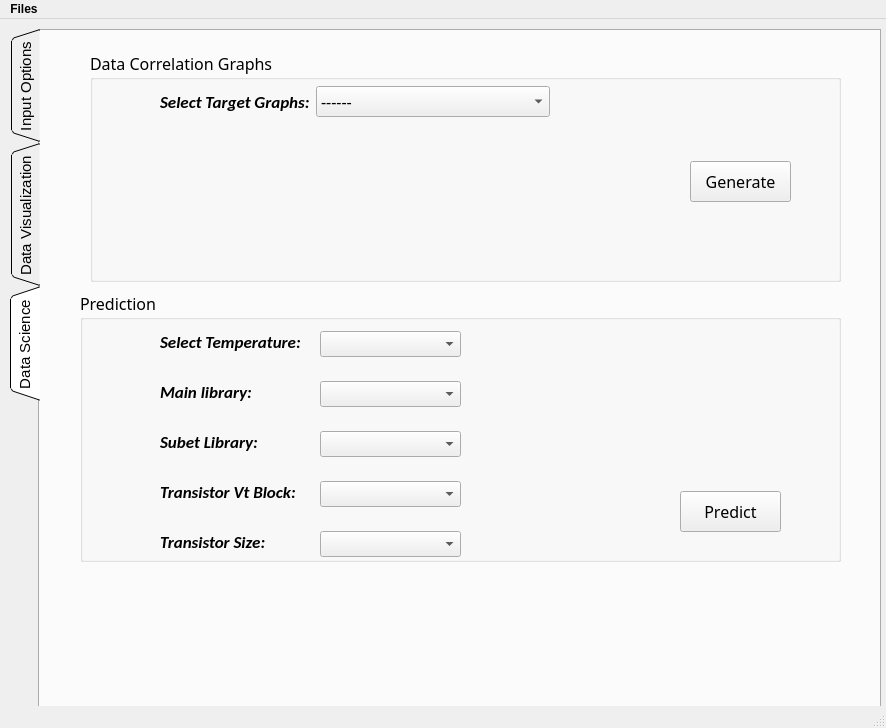
This is Visualization/gui/vis.ui in tanyuzhuo/arm as Qt 5 draws it before an edit. The edited form follows.
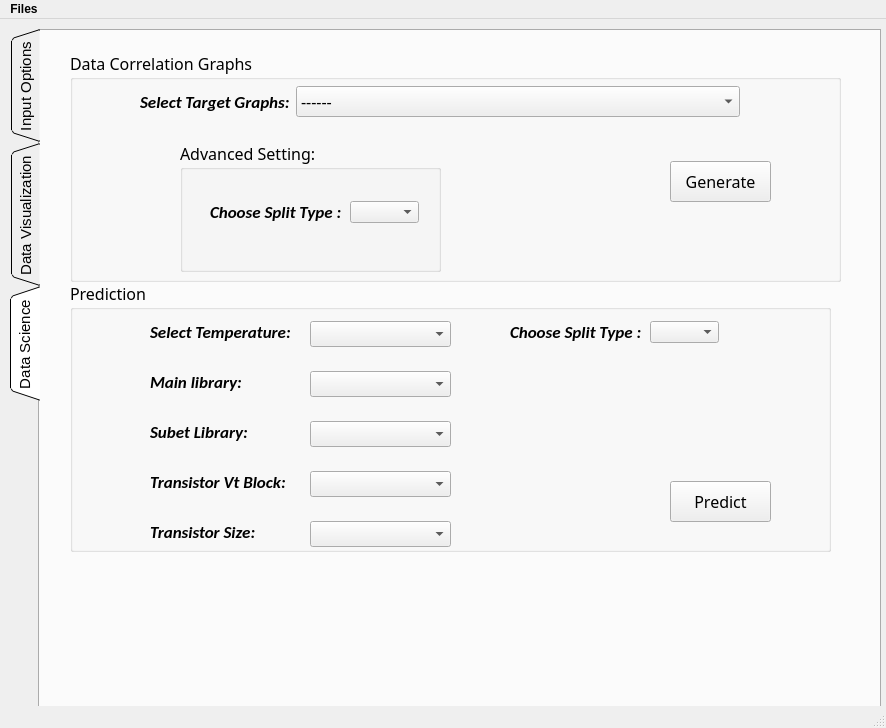
This is the edited form. The open tabs and pages were chosen to show the change. Icons and pictures are not drawn.

What changed in the file:
```diff
--- a/Visualization/gui/vis.ui
+++ b/Visualization/gui/vis.ui
@@ -1044,9 +1044,9 @@
      <widget class="QGroupBox" name="groupBox_Cor">
       <property name="geometry">
        <rect>
-        <x>50</x>
+        <x>30</x>
         <y>20</y>
-        <width>751</width>
+        <width>771</width>
         <height>231</height>
        </rect>
       </property>
@@ -1064,7 +1064,7 @@
         <rect>
          <x>70</x>
          <y>30</y>
-         <width>390</width>
+         <width>600</width>
          <height>41</height>
         </rect>
        </property>
@@ -1134,12 +1134,57 @@
         <string>Generate</string>
        </property>
       </widget>
+      <widget class="QGroupBox" name="groupBox_Sci">
+       <property name="geometry">
+        <rect>
+         <x>110</x>
+         <y>90</y>
+         <width>261</width>
+         <height>131</height>
+        </rect>
+       </property>
+       <property name="title">
+        <string>Advanced Setting:</string>
+       </property>
+       <widget class="QLabel" name="label_Lib_9">
+        <property name="geometry">
+         <rect>
+          <x>30</x>
+          <y>60</y>
+          <width>131</width>
+          <height>21</height>
+         </rect>
+        </property>
+        <property name="font">
+         <font>
+          <family>Calibri</family>
+          <pointsize>13</pointsize>
+          <weight>75</weight>
+          <italic>true</italic>
+          <bold>true</bold>
+         </font>
+        </property>
+        <property name="text">
+         <string>Choose Split Type :</string>
+        </property>
+       </widget>
+       <widget class="QComboBox" name="comboBox_SciSplit">
+        <property name="geometry">
+         <rect>
+          <x>170</x>
+          <y>60</y>
+          <width>69</width>
+          <height>22</height>
+         </rect>
+        </property>
+       </widget>
+      </widget>
      </widget>
      <widget class="QGroupBox" name="groupBox_7">
       <property name="geometry">
        <rect>
-        <x>40</x>
-        <y>260</y>
+        <x>30</x>
+        <y>250</y>
         <width>761</width>
         <height>271</height>
        </rect>
@@ -1331,14 +1376,46 @@
         <string>Predict</string>
        </property>
       </widget>
+      <widget class="QComboBox" name="comboBox_SP">
+       <property name="geometry">
+        <rect>
+         <x>580</x>
+         <y>40</y>
+         <width>69</width>
+         <height>22</height>
+        </rect>
+       </property>
+      </widget>
+      <widget class="QLabel" name="label_Lib_10">
+       <property name="geometry">
+        <rect>
+         <x>440</x>
+         <y>40</y>
+         <width>131</width>
+         <height>21</height>
+        </rect>
+       </property>
+       <property name="font">
+        <font>
+         <family>Calibri</family>
+         <pointsize>13</pointsize>
+         <weight>75</weight>
+         <italic>true</italic>
+         <bold>true</bold>
+        </font>
+       </property>
+       <property name="text">
+        <string>Choose Split Type :</string>
+       </property>
+      </widget>
      </widget>
      <widget class="QLabel" name="label_9">
       <property name="geometry">
        <rect>
         <x>10</x>
-        <y>540</y>
-        <width>181</width>
-        <height>121</height>
+        <y>520</y>
+        <width>241</width>
+        <height>151</height>
        </rect>
       </property>
       <property name="styleSheet">
```
Left out of the diff: 111 changed lines with no effect on the pictures.
